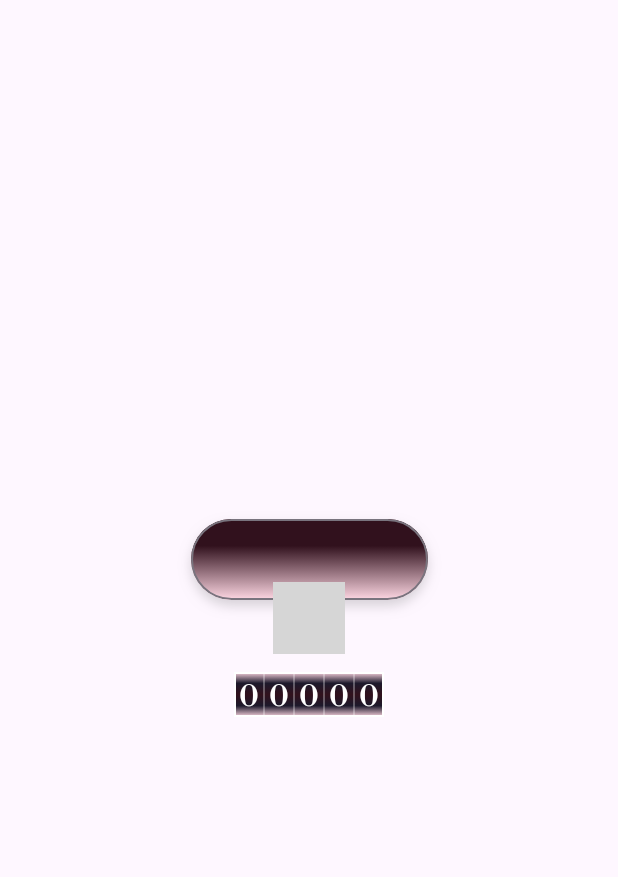
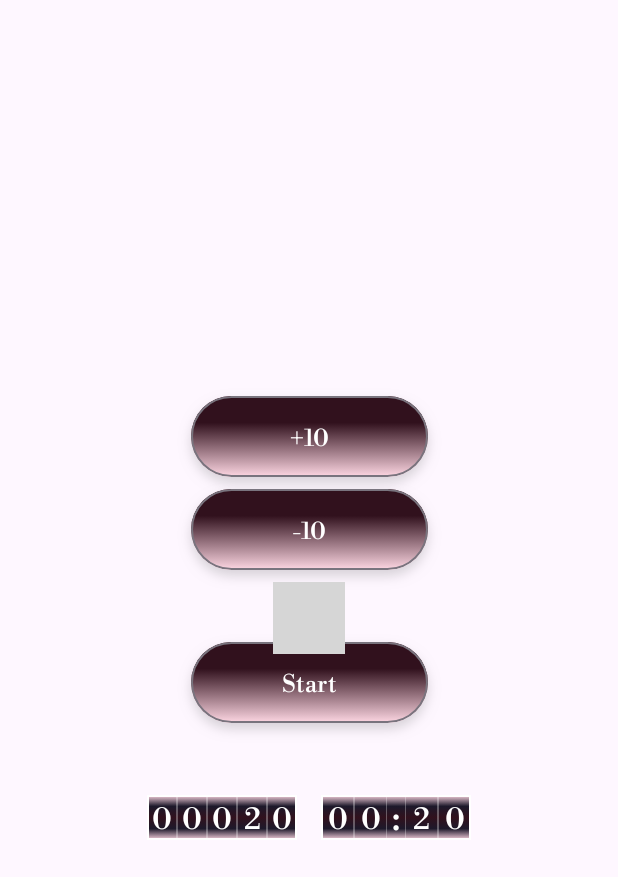
Before and after one commit to bogdan801/RomanConverter, an Android app built with Jetpack Compose: the composable QuizScreen shown on its own in the app's theme, on a phone screen of 412 x 824 dp. Shown: the top 877 px of the screen. Run offline under Robolectric (Android 15) with nearby library versions, the phone set to English and light mode, and no system bars; our stand-ins replace Dagger/Hilt's generated code; libraries missing offline, so code that uses them is left out: com.bogdan801.util_library; 5 statements that could not run were skipped; grey boxes are pictures that could not be loaded.

Commit message:
Finished TimeCounter

```diff
--- /dev/null
+++ b/app/src/main/java/com/bogdan801/romanconverter/data/util/TimeUtil.kt
@@ -0,0 +1,11 @@
+package com.bogdan801.romanconverter.data.util
+
+fun convertSecondsToTimeString(timeInSeconds: Int): String{
+    val minutes = timeInSeconds / 60
+    val seconds = timeInSeconds % 60
+
+    val paddedMinutes = minutes.toString().padStart(2, '0').takeLast(2)
+    val paddedSeconds = seconds.toString().padStart(2, '0').takeLast(2)
+
+    return "$paddedMinutes:$paddedSeconds"
+}
--- a/app/src/main/java/com/bogdan801/romanconverter/presentation/components/Counter.kt
+++ b/app/src/main/java/com/bogdan801/romanconverter/presentation/components/Counter.kt
@@ -15,6 +15,7 @@ import androidx.compose.foundation.layout.Row
 import androidx.compose.foundation.layout.fillMaxHeight
 import androidx.compose.foundation.layout.fillMaxSize
 import androidx.compose.foundation.layout.offset
+import androidx.compose.foundation.layout.width
 import androidx.compose.material3.MaterialTheme
 import androidx.compose.material3.Text
 import androidx.compose.runtime.Composable
@@ -27,6 +28,7 @@ import androidx.compose.ui.text.TextStyle
 import androidx.compose.ui.text.style.TextAlign
 import androidx.compose.ui.unit.Dp
 import androidx.compose.ui.unit.dp
+import com.bogdan801.romanconverter.data.util.convertSecondsToTimeString
 import com.bogdan801.romanconverter.presentation.theme.counterGradientBrush
 
 @Composable
@@ -89,7 +91,6 @@ fun ValueCounter(
     prevValue: Int = 0
 ) {
     val stringValue = value.toString()
-    Column(horizontalAlignment = Alignment.CenterHorizontally) {
     Row(modifier = modifier
         .border(
             width = 1.dp,
@@ -118,9 +119,62 @@ fun ValueCounter(
                 modifier = Modifier
                     .fillMaxHeight()
                     .weight(1f),
-                    value = (animatable.value.toInt() % 10).toString()
+                value = (animatable.value.toInt() % 10).toString(),
+                rollUp = false
             )
         }
     }
 }
+
+@Composable
+fun TimeCounter(
+    modifier: Modifier = Modifier,
+    value: Int
+) {
+    val stringValue = convertSecondsToTimeString(value)
+    Row(modifier = modifier
+        .background(counterGradientBrush())
+        .border(
+            width = 1.dp,
+            color = MaterialTheme.colorScheme.onTertiary
+        )
+    ) {
+        val cellColor = if(value in 1..9) MaterialTheme.colorScheme.error
+                        else MaterialTheme.colorScheme.onTertiary
+        CounterCell(
+            modifier = Modifier
+                .fillMaxHeight()
+                .weight(1f),
+            value = stringValue[0].toString(),
+            textColor = cellColor
+        )
+        CounterCell(
+            modifier = Modifier
+                .fillMaxHeight()
+                .weight(1f),
+            value = stringValue[1].toString(),
+            textColor = cellColor
+        )
+        Text(
+            modifier = Modifier.width(12.dp).offset(y = 1.dp),
+            text = ":",
+            textAlign = TextAlign.Center,
+            color = cellColor,
+            style = MaterialTheme.typography.titleLarge
+        )
+        CounterCell(
+            modifier = Modifier
+                .fillMaxHeight()
+                .weight(1f),
+            value = stringValue[3].toString(),
+            textColor = cellColor
+        )
+        CounterCell(
+            modifier = Modifier
+                .fillMaxHeight()
+                .weight(1f),
+            value = stringValue[4].toString(),
+            textColor = cellColor
+        )
     }
+}
--- a/app/src/main/java/com/bogdan801/romanconverter/presentation/screens/quiz/QuizScreen.kt
+++ b/app/src/main/java/com/bogdan801/romanconverter/presentation/screens/quiz/QuizScreen.kt
@@ -19,6 +19,7 @@ import androidx.compose.foundation.layout.width
 import androidx.compose.material3.MaterialTheme
 import androidx.compose.material3.Text
 import androidx.compose.runtime.Composable
+import androidx.compose.runtime.LaunchedEffect
 import androidx.compose.runtime.getValue
 import androidx.compose.runtime.mutableIntStateOf
 import androidx.compose.runtime.mutableStateOf
@@ -34,8 +35,10 @@ import androidx.lifecycle.compose.collectAsStateWithLifecycle
 import androidx.navigation.NavHostController
 import com.bogdan801.romanconverter.presentation.components.ActionButton
 import com.bogdan801.romanconverter.presentation.components.CounterCell
+import com.bogdan801.romanconverter.presentation.components.TimeCounter
 import com.bogdan801.romanconverter.presentation.components.ValueCounter
 import com.bogdan801.romanconverter.presentation.screens.home.HomeViewModel
+import kotlinx.coroutines.delay
 import kotlin.random.Random
 
 @Composable
@@ -54,34 +57,56 @@ fun QuizScreen(
     ){
 
 
-        var value by remember { mutableIntStateOf(0) }
-        var prevValue by remember { mutableIntStateOf(0) }
-        ActionButton {
-            prevValue = value
-            value+=Random.nextInt(0, 500)
+        var value by remember { mutableIntStateOf(20) }
+        var valueCounter by remember { mutableIntStateOf(20) }
+        var valueCounterPrev by remember { mutableIntStateOf(20) }
+        var started by remember { mutableStateOf(false) }
+        LaunchedEffect(key1 = started) {
+            if(started){
+                while(value > 0){
+                    delay(1000)
+                    value--
+                }
+                if(value == 0) started = false
+            }
         }
+        ActionButton(
+            label = "+10",
+            onClick = {
+                value += 10
+                valueCounterPrev = valueCounter
+                valueCounter += Random.nextInt(0, 30)
+            }
+        )
+        Spacer(modifier = Modifier.height(8.dp))
+        ActionButton(
+            label = "-10",
+            onClick = {
+                value -= 10
+            }
+        )
         Spacer(modifier = Modifier.height(48.dp))
-        ValueCounter(
-            modifier = Modifier.size(100.dp, 30.dp),
-            value = value,
-            prevValue = prevValue
+        ActionButton(
+            label = if(!started) "Start" else "Stop",
+            onClick = {
+                started = !started
+            }
         )
-        //Text(text = gg.toString(), style = MaterialTheme.typography.displayLarge)
-        /*Row(
-            modifier = Modifier
-                .height(30.dp)
-                .width(100.dp)
-                .border(width = 1.dp, color = MaterialTheme.colorScheme.onTertiary)
-        ) {
-            repeat(5){
-                CounterCell(
-                    modifier = Modifier
-                        .fillMaxHeight()
-                        .weight(1f),
-                    value = gg.toString()
-                )
-            }
-        }*/
+        Spacer(modifier = Modifier.height(48.dp))
+        Row {
+            ValueCounter(
+                modifier = Modifier.size(100.dp, 30.dp),
+                value = valueCounter,
+                prevValue = valueCounterPrev
+            )
+
+            Spacer(modifier = Modifier.width(16.dp))
+
+            TimeCounter(
+                modifier = Modifier.size(100.dp, 30.dp),
+                value = value
+            )
+        }
 
         /*ActionButton(
             label = "Move",
```
Lines whose indentation alone changed are shown as unchanged.
